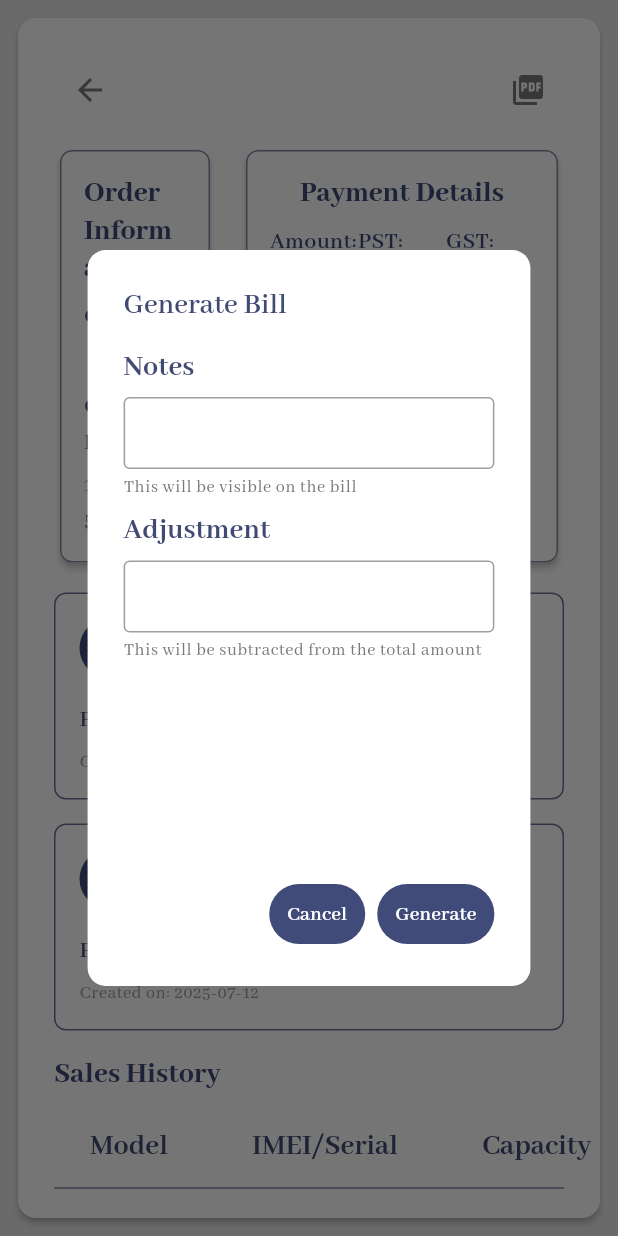
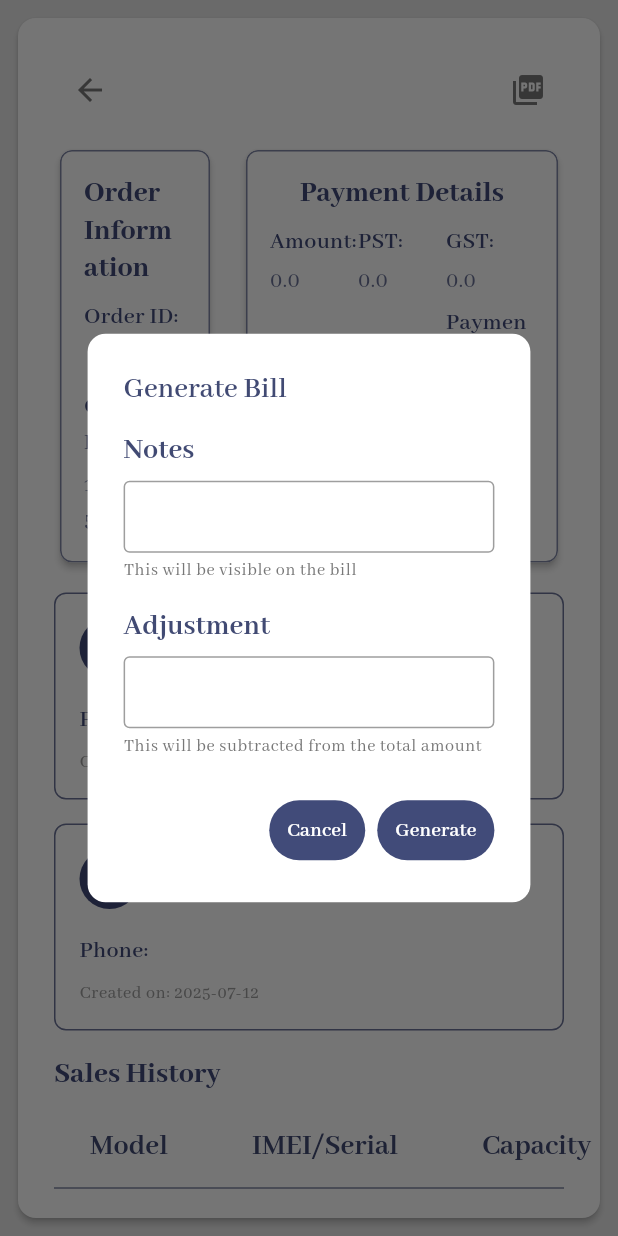
Before and after one commit to frost-ish/aromex, a Flutter app: the SaleDetailPage widget shown alone on an empty page, opened directly with empty values, after a tap on the "picture as pdf" icon, on a phone screen of 412 x 824 dp. Run offline on Flutter 3.47's test engine with Material 3 defaults, Android fonts, the phone set to English and light mode, and no system bars; our stand-ins replace cloud_firestore, firebase_core, flutter_svg, pdf; missing offline and left inert: file_selector; accounts and stored records are empty; project files that could hold a hidden picture were left out.

Commit message:
dialog box fix

```diff
--- a/lib/pages/home/pages/sale_detail_page.dart
+++ b/lib/pages/home/pages/sale_detail_page.dart
@@ -140,6 +140,8 @@ class _SaleDetailPageState extends State<SaleDetailPage> {
                               customer == null
                                   ? null
                                   : () {
+                                    // Replace your existing dialog code with this fixed version:
+
                                     showDialog(
                                       context: context,
                                       builder: (_) {
@@ -161,20 +163,16 @@ class _SaleDetailPageState extends State<SaleDetailPage> {
                                                       context,
                                                     ).textTheme.titleLarge,
                                               ),
-                                              content: Container(
+                                              content: SizedBox(
                                                 width:
                                                     MediaQuery.of(
                                                       context,
                                                     ).size.width *
                                                     0.6,
-                                                height:
-                                                    MediaQuery.of(
-                                                      context,
-                                                    ).size.height *
-                                                    0.4,
                                                 child: Column(
                                                   mainAxisSize:
-                                                      MainAxisSize.min,
+                                                      MainAxisSize
+                                                          .min, // This is key - makes column take minimum space
                                                   children: [
                                                     CustomTextField(
                                                       title: "Notes",
@@ -184,7 +182,7 @@ class _SaleDetailPageState extends State<SaleDetailPage> {
                                                           "This will be visible on the bill",
                                                       isMandatory: false,
                                                     ),
-                                                    const SizedBox(height: 8),
+                                                    const SizedBox(height: 16),
                                                     CustomTextField(
                                                       title: "Adjustment",
                                                       error: adjustmentError,
```
